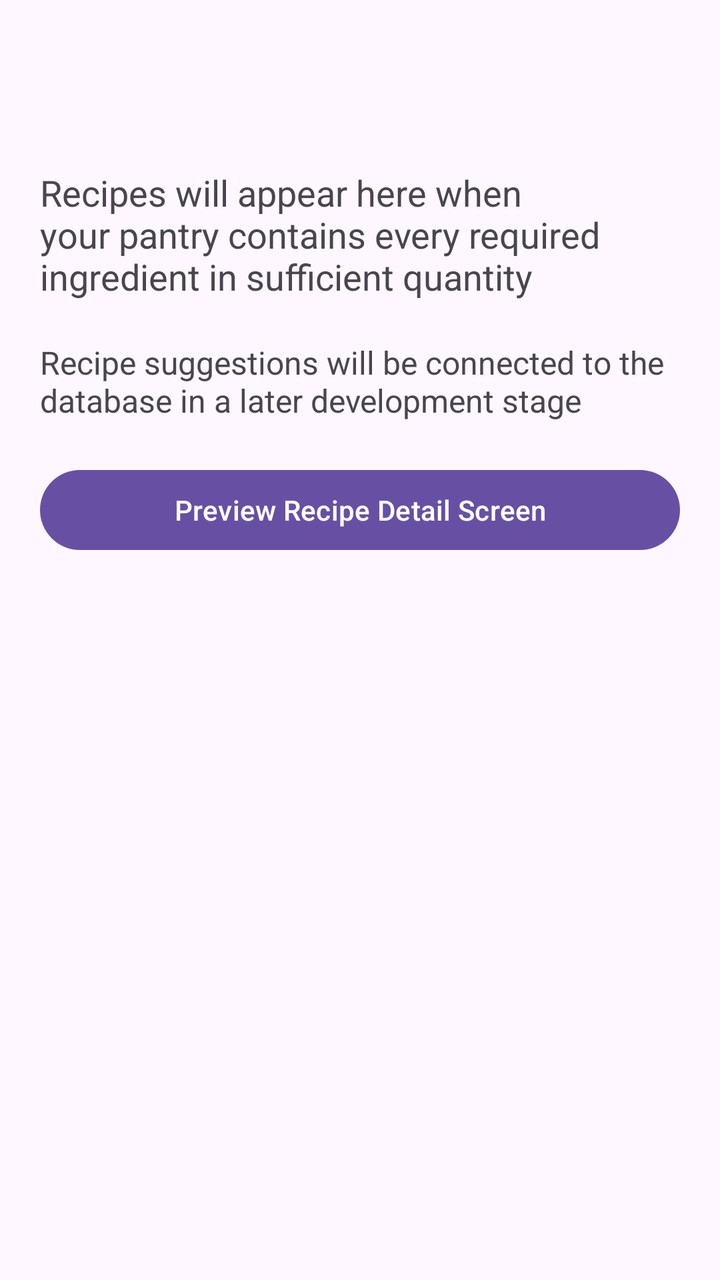
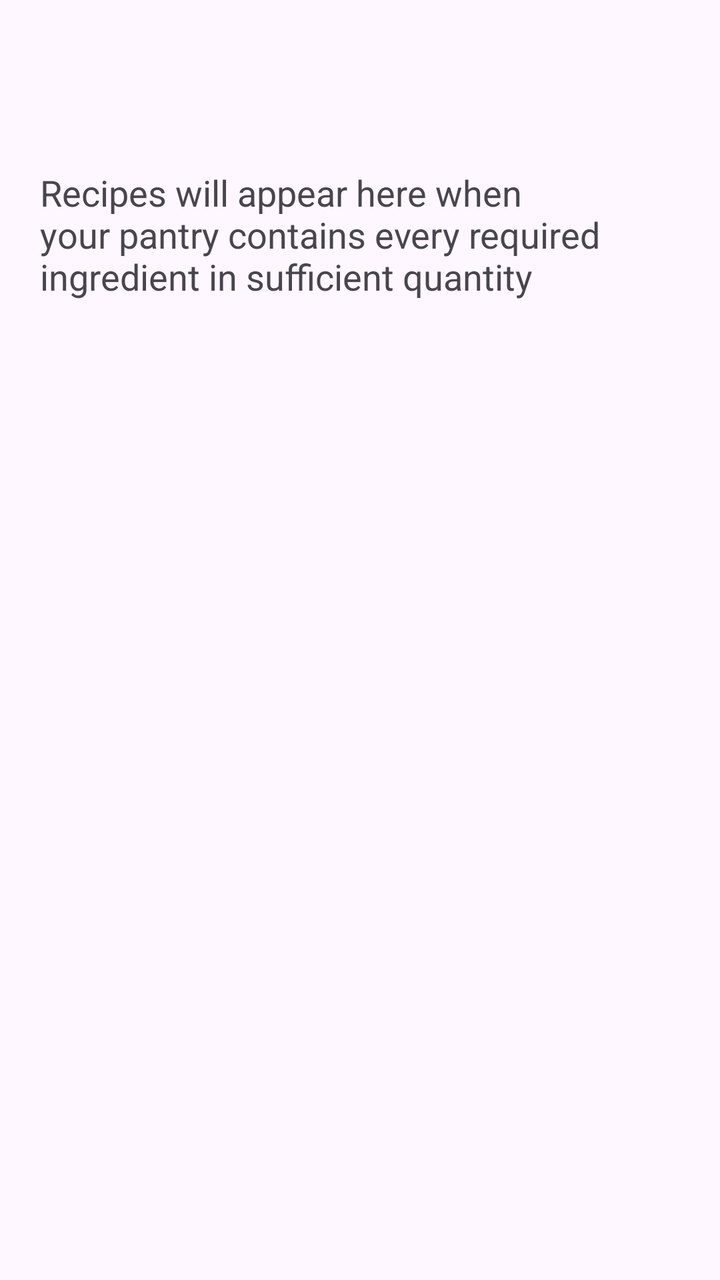

The first picture is an Android layout as it rendered before a commit; the second is the same layout after the commit. The layout source and the unified diff follow.
<!-- AndroidManifest.xml: application theme Theme.MyPantryManage -->
<!-- res/layout/activity_suggested_recipes.xml -->
<?xml version="1.0" encoding="utf-8"?>
<LinearLayout
    xmlns:android=  "http://schemas.android.com/apk/res/android"
    android:id= "@+id/main"
    android:layout_width= "match_parent"
    android:layout_height   = "match_parent"
    android:orientation=   "vertical">


    
    <include layout =   "@layout/view_toolbar" />


    
    <ScrollView
        android:layout_width= "match_parent"
        android:layout_height =  "0dp"
        android:layout_weight=   "1"
        android:fillViewport= "true">

        
        <LinearLayout
            android:layout_width = "match_parent"
            android:layout_height=  "wrap_content"
            android:orientation =   "vertical"
            android:padding= "20dp">


            
            <TextView
                android:layout_width   = "match_parent"
                android:layout_height= "wrap_content"
                android:text=  "@string/suggestions_intro"
                android:textSize=   "18sp" />

            
            <TextView
                android:layout_width= "match_parent"
                android:layout_height   = "wrap_content"
                android:layout_marginTop = "20dp"
                android:text =   "@string/suggestions_preview"
                android:textSize= "16sp" />
            
            <Button
                android:id=   "@+id/button_preview_recipe"
                android:layout_width= "match_parent"
                android:layout_height=  "wrap_content"
                android:layout_marginTop   = "20dp"
                android:text= "@string/open_detail_preview" />


        </LinearLayout>
    </ScrollView>

</LinearLayout>
<!-- res/layout/view_toolbar.xml (included above) -->
<?xml version = "1.0"  encoding=   "utf-8"?>
<androidx.appcompat.widget.Toolbar
    xmlns:android =   "http://schemas.android.com/apk/res/android"

    android:id= "@+id/toolbar"
    android:layout_width     = "match_parent"
    android:layout_height=    "?attr/actionBarSize"
    android:background = "?attr/colorSurface" />
<!-- resources referenced by this layout -->
<resources>
  <string name="open_detail_preview">Preview Recipe Detail Screen</string>
  <string name="suggestions_intro">Recipes will appear here when your pantry contains every required ingredient in sufficient quantity</string>
  <string name="suggestions_preview">Recipe suggestions will be connected to the database in a later development stage</string>
  <style name="Theme.MyPantryManage" parent="Base.Theme.MyPantryManage" />
  <style name="Base.Theme.MyPantryManage" parent="Theme.Material3.DayNight.NoActionBar">
          
          
      </style>
</resources>

<!-- the commit's change to res/layout/activity_suggested_recipes.xml (unified diff, before → after) -->
@@ -1,56 +1,52 @@
 <?xml version="1.0" encoding="utf-8"?>
 <LinearLayout
-    xmlns:android=  "http://schemas.android.com/apk/res/android"
-    android:id= "@+id/main"
-    android:layout_width= "match_parent"
-    android:layout_height   = "match_parent"
-    android:orientation=   "vertical">
+    xmlns:android= "http://schemas.android.com/apk/res/android"
+    android:id=  "@+id/main"
+    android:layout_width   = "match_parent"
+    android:layout_height= "match_parent"
+    android:orientation =  "vertical">
+
+    
+    <include layout= "@layout/view_toolbar" />
 
 
     
-    <include layout =   "@layout/view_toolbar" />
+    <LinearLayout
+        android:layout_width=  "match_parent"
+        android:layout_height="0dp"
+        android:layout_weight   = "1"
+        android:orientation= "vertical"
+        android:padding =   "20dp">
 
 
-    
-    <ScrollView
-        android:layout_width= "match_parent"
-        android:layout_height =  "0dp"
-        android:layout_weight=   "1"
-        android:fillViewport= "true">
+        
+        <TextView
+            android:layout_width= "match_parent"
+            android:layout_height  ="wrap_content"
+            android:text  =  "@string/suggestions_intro"
+            android:textSize= "18sp" />
+
 
         
-        <LinearLayout
-            android:layout_width = "match_parent"
-            android:layout_height=  "wrap_content"
-            android:orientation =   "vertical"
-            android:padding= "20dp">
+        <TextView
+            android:id   = "@+id/text_suggestions_status"
+            android:layout_width= "match_parent"
+            android:layout_height =  "wrap_content"
+            android:layout_marginTop  =   "20dp"
+            android:textSize = "16sp" />
 
 
-            
-            <TextView
-                android:layout_width   = "match_parent"
-                android:layout_height= "wrap_content"
-                android:text=  "@string/suggestions_intro"
-                android:textSize=   "18sp" />
+        
+        
+        <ListView
+            android:id=  "@+id/list_suggested_recipes"
+            android:layout_width = "match_parent"
+            android:layout_height= "0dp"
+            android:layout_weight=  "1"
+            android:layout_marginTop   = "12dp" />
 
-            
-            <TextView
-                android:layout_width= "match_parent"
-                android:layout_height   = "wrap_content"
-                android:layout_marginTop = "20dp"
-                android:text =   "@string/suggestions_preview"
-                android:textSize= "16sp" />
-            
-            <Button
-                android:id=   "@+id/button_preview_recipe"
-                android:layout_width= "match_parent"
-                android:layout_height=  "wrap_content"
-                android:layout_marginTop   = "20dp"
-                android:text= "@string/open_detail_preview" />
+    </LinearLayout>
 
-
-        </LinearLayout>
-    </ScrollView>
 
 </LinearLayout>
 <!-- res/layout/view_toolbar.xml (included above) -->
<!-- resource entries referenced after the edit -->
@@ -1,8 +1,6 @@
 <!-- resources referenced by this layout -->
 <resources>
-  <string name="open_detail_preview">Preview Recipe Detail Screen</string>
   <string name="suggestions_intro">Recipes will appear here when your pantry contains every required ingredient in sufficient quantity</string>
-  <string name="suggestions_preview">Recipe suggestions will be connected to the database in a later development stage</string>
   <style name="Theme.MyPantryManage" parent="Base.Theme.MyPantryManage" />
   <style name="Base.Theme.MyPantryManage" parent="Theme.Material3.DayNight.NoActionBar">
           
